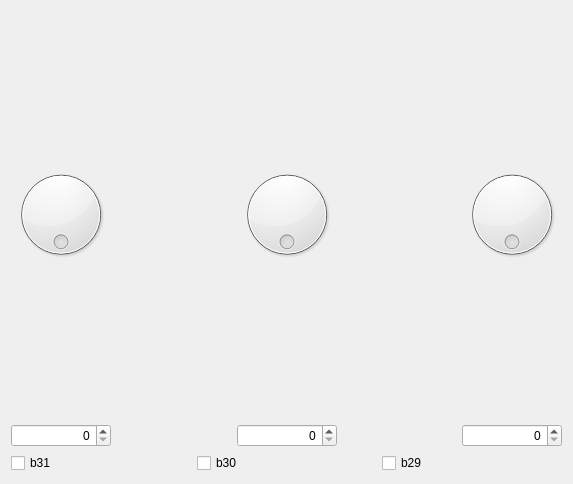
Qt form qtmips_gui/peripheralsview.ui (cvut/qtrvsim) before a commit.
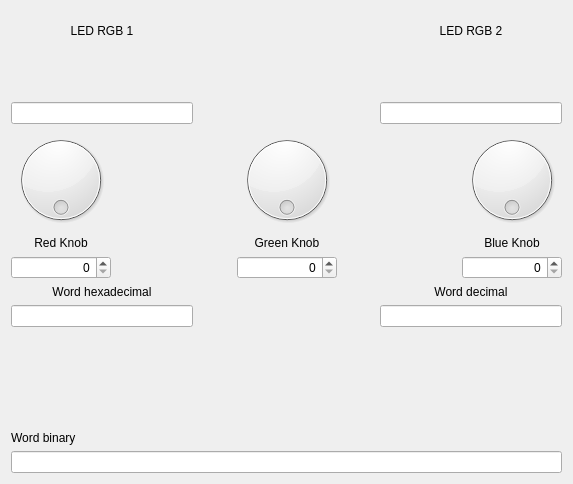
The same form after that commit.

Commit message: Implemented graphic representation and update of line and RGB LEDs.

Diff of the .ui file:
```diff
--- a/qtmips_gui/peripheralsview.ui
+++ b/qtmips_gui/peripheralsview.ui
@@ -19,6 +19,93 @@
      <property name="sizeConstraint">
       <enum>QLayout::SetMaximumSize</enum>
      </property>
+     <item>
+      <layout class="QHBoxLayout" name="horizontalLayout_3">
+       <item>
+        <layout class="QVBoxLayout" name="verticalLayout_5">
+         <item>
+          <layout class="QVBoxLayout" name="verticalLayout_7">
+           <item>
+            <widget class="QLabel" name="label">
+             <property name="text">
+              <string>LED RGB 1</string>
+             </property>
+             <property name="alignment">
+              <set>Qt::AlignCenter</set>
+             </property>
+            </widget>
+           </item>
+           <item>
+            <widget class="QLabel" name="labelRgb1">
+             <property name="text">
+              <string/>
+             </property>
+             <property name="alignment">
+              <set>Qt::AlignBottom|Qt::AlignHCenter</set>
+             </property>
+            </widget>
+           </item>
+           <item>
+            <widget class="QLineEdit" name="lineEditRgb1">
+             <property name="readOnly">
+              <bool>true</bool>
+             </property>
+            </widget>
+           </item>
+          </layout>
+         </item>
+        </layout>
+       </item>
+       <item>
+        <spacer name="horizontalSpacer_3">
+         <property name="orientation">
+          <enum>Qt::Horizontal</enum>
+         </property>
+         <property name="sizeHint" stdset="0">
+          <size>
+           <width>40</width>
+           <height>20</height>
+          </size>
+         </property>
+        </spacer>
+       </item>
+       <item>
+        <layout class="QVBoxLayout" name="verticalLayout_6">
+         <item>
+          <layout class="QVBoxLayout" name="verticalLayout_8">
+           <item>
+            <widget class="QLabel" name="label_2">
+             <property name="text">
+              <string>LED RGB 2</string>
+             </property>
+             <property name="alignment">
+              <set>Qt::AlignCenter</set>
+             </property>
+            </widget>
+           </item>
+           <item>
+            <widget class="QLabel" name="labelRgb2">
+             <property name="text">
+              <string/>
+             </property>
+             <property name="alignment">
+              <set>Qt::AlignBottom|Qt::AlignHCenter</set>
+             </property>
+            </widget>
+           </item>
+           <item>
+            <widget class="QLineEdit" name="lineEditRgb2">
+             <property name="readOnly">
+              <bool>true</bool>
+             </property>
+            </widget>
+           </item>
+          </layout>
+         </item>
+        </layout>
+       </item>
+      </layout>
+     </item>
      <item>
       <layout class="QHBoxLayout" name="horizontalLayout">
        <property name="sizeConstraint">
@@ -36,6 +123,16 @@
            </property>
           </widget>
          </item>
+         <item>
+          <widget class="QLabel" name="label_3">
+           <property name="text">
+            <string>Red Knob</string>
+           </property>
+           <property name="alignment">
+            <set>Qt::AlignCenter</set>
+           </property>
+          </widget>
+         </item>
          <item>
           <widget class="QSpinBox" name="spinRed">
            <property name="alignment">
@@ -73,6 +170,16 @@
            </property>
           </widget>
          </item>
+         <item>
+          <widget class="QLabel" name="label_4">
+           <property name="text">
+            <string>Green Knob</string>
+           </property>
+           <property name="alignment">
+            <set>Qt::AlignCenter</set>
+           </property>
+          </widget>
+         </item>
          <item>
           <widget class="QSpinBox" name="spinGreen">
            <property name="alignment">
@@ -110,6 +217,16 @@
            </property>
           </widget>
          </item>
+         <item>
+          <widget class="QLabel" name="label_5">
+           <property name="text">
+            <string>Blue Knob</string>
+           </property>
+           <property name="alignment">
+            <set>Qt::AlignCenter</set>
+           </property>
+          </widget>
+         </item>
          <item>
           <widget class="QSpinBox" name="spinBlue">
            <property name="alignment">
@@ -127,31 +244,94 @@
      <item>
       <layout class="QHBoxLayout" name="horizontalLayout_2">
        <item>
-        <widget class="QCheckBox" name="checkBox">
-         <property name="text">
-          <string>b31</string>
+        <layout class="QVBoxLayout" name="verticalLayout_9">
+         <item>
+          <widget class="QLabel" name="label_6">
+           <property name="text">
+            <string>Word hexadecimal</string>
+           </property>
+           <property name="alignment">
+            <set>Qt::AlignBottom|Qt::AlignHCenter</set>
+           </property>
+          </widget>
+         </item>
+         <item>
+          <widget class="QLineEdit" name="lineEditHex">
+           <property name="text">
+            <string/>
+           </property>
+           <property name="alignment">
+            <set>Qt::AlignCenter</set>
+           </property>
+           <property name="readOnly">
+            <bool>true</bool>
+           </property>
+          </widget>
+         </item>
+        </layout>
+       </item>
+       <item>
+        <spacer name="horizontalSpacer_4">
+         <property name="orientation">
+          <enum>Qt::Horizontal</enum>
          </property>
-         <property name="checkable">
-          <bool>false</bool>
+         <property name="sizeHint" stdset="0">
+          <size>
+           <width>40</width>
+           <height>20</height>
+          </size>
          </property>
-        </widget>
+        </spacer>
        </item>
        <item>
-        <widget class="QCheckBox" name="checkBox_2">
-         <property name="text">
-          <string>b30</string>
-         </property>
-        </widget>
+        <layout class="QVBoxLayout" name="verticalLayout_10">
+         <item>
+          <widget class="QLabel" name="label_7">
+           <property name="text">
+            <string>Word decimal</string>
+           </property>
+           <property name="alignment">
+            <set>Qt::AlignBottom|Qt::AlignHCenter</set>
+           </property>
+          </widget>
+         </item>
+         <item>
+          <widget class="QLineEdit" name="lineEditDec">
+           <property name="alignment">
+            <set>Qt::AlignRight|Qt::AlignTrailing|Qt::AlignVCenter</set>
+           </property>
+           <property name="readOnly">
+            <bool>true</bool>
+           </property>
+          </widget>
+         </item>
+        </layout>
        </item>
        <item>
-        <widget class="QCheckBox" name="checkBox_3">
-         <property name="text">
-          <string>b29</string>
-         </property>
-        </widget>
+        <layout class="QVBoxLayout" name="verticalLayout_11"/>
        </item>
       </layout>
      </item>
+     <item>
+      <widget class="QLabel" name="label_8">
+       <property name="text">
+        <string>Word binary</string>
+       </property>
+       <property name="alignment">
+        <set>Qt::AlignBottom|Qt::AlignLeading|Qt::AlignLeft</set>
+       </property>
+      </widget>
+     </item>
+     <item>
+      <widget class="QLineEdit" name="lineEditBin">
+       <property name="alignment">
+        <set>Qt::AlignCenter</set>
+       </property>
+       <property name="readOnly">
+        <bool>true</bool>
+       </property>
+      </widget>
+     </item>
     </layout>
    </item>
   </layout>
```
The commit also changes 3 other files.
